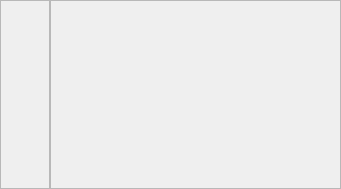
Before: the Qt Designer form src/widgets/timeline_ui.ui in KDE/kdenlive, drawn with Qt 5.
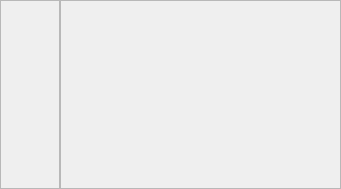
After: the same form once the commit is applied.

```diff
--- a/src/widgets/timeline_ui.ui
+++ b/src/widgets/timeline_ui.ui
@@ -70,19 +70,25 @@
     <widget class="QScrollArea" name="headers_area" >
      <property name="minimumSize" >
       <size>
-       <width>50</width>
+       <width>60</width>
        <height>0</height>
       </size>
      </property>
      <property name="maximumSize" >
       <size>
-       <width>50</width>
+       <width>60</width>
        <height>16777215</height>
       </size>
      </property>
      <property name="focusPolicy" >
       <enum>Qt::NoFocus</enum>
      </property>
+     <property name="verticalScrollBarPolicy" >
+      <enum>Qt::ScrollBarAlwaysOff</enum>
+     </property>
+     <property name="horizontalScrollBarPolicy" >
+      <enum>Qt::ScrollBarAlwaysOff</enum>
+     </property>
      <property name="widgetResizable" >
       <bool>true</bool>
      </property>
@@ -94,7 +100,7 @@
        <rect>
         <x>0</x>
         <y>0</y>
-        <width>44</width>
+        <width>54</width>
         <height>173</height>
        </rect>
       </property>
```
